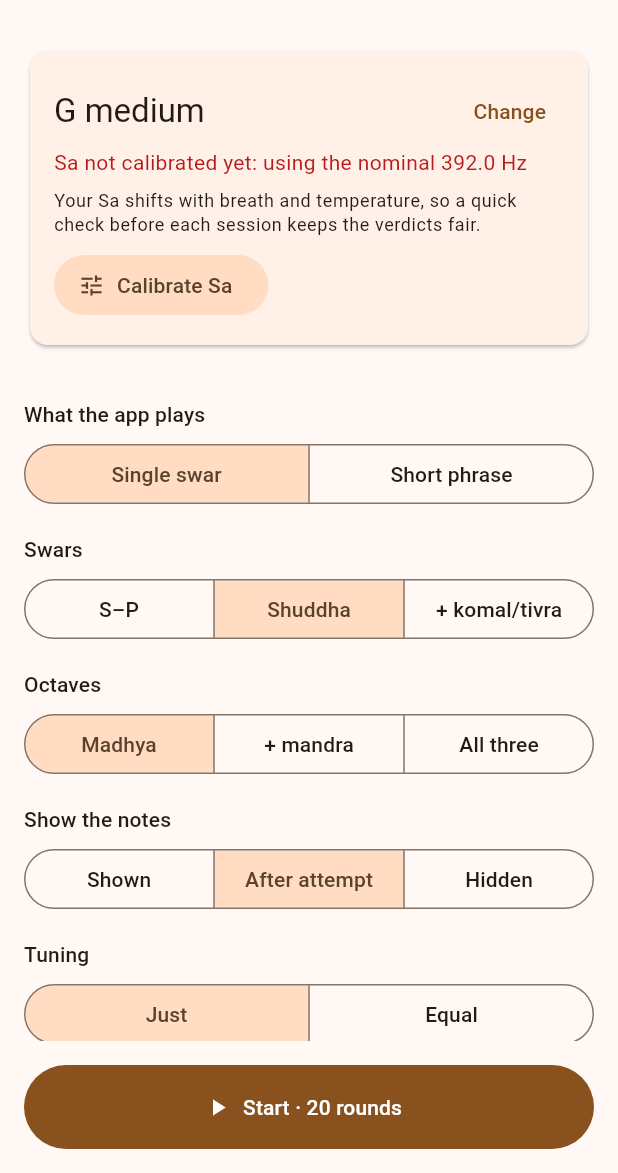
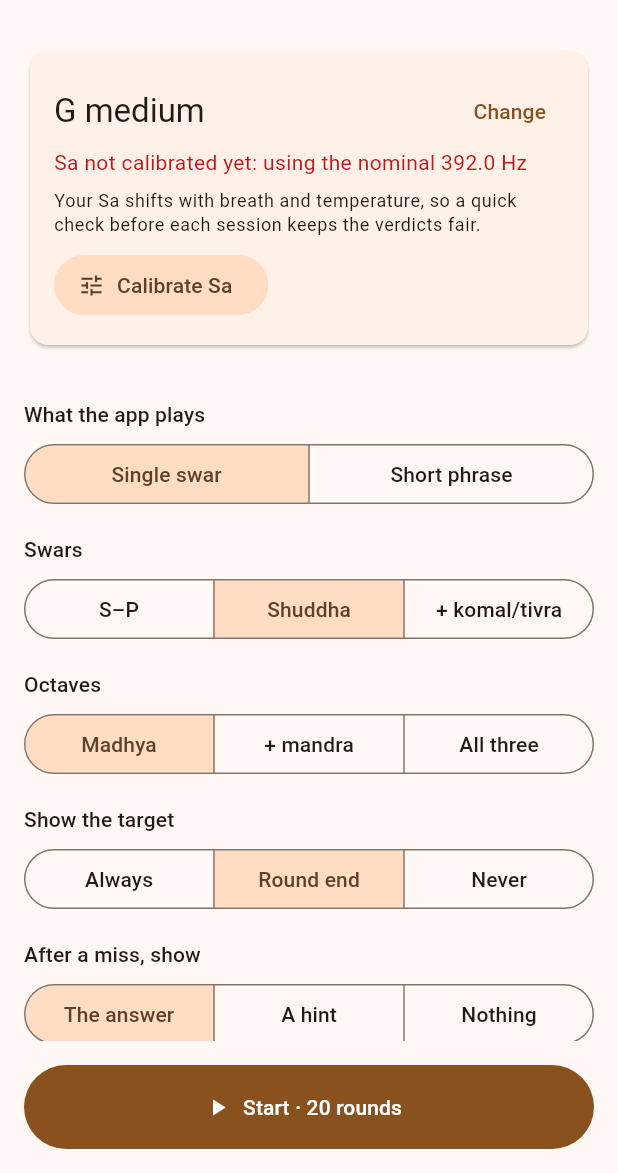
Before and after one commit to thesuyogshukla/aaroha, a Flutter app: the screen it shows after launch, on a phone screen of 412 x 824 dp, the part 63-1236 px from its top. Run offline on Flutter 3.47's test engine with Material 3 defaults, Android fonts, the phone set to English and light mode, and no system bars; our stand-ins replace drift, drift_flutter, flutter_riverpod, permission_handler; missing offline and left inert: dart:ffi; accounts and stored records are empty; generated files the repository leaves out were written again.

Commit message:
M2 plan and M2-A: hands-free practice
Plan (docs/08, D32): M2 is A hands-free practice, B Listen & name
(ear-only mode, moved up from v0.4), C smart drilling, D alankars and
raga mode, E a pitch trace on the verdict.

M2-A, so a session can run with both hands on the flute:
- After a miss: wait for the player, or retry automatically after a
  "Listening again in 3... 2... 1..." countdown (tap to pause), with an
  option to replay the call first.
- Give up after 2/3/5 misses (or never): reveal the answer and move on.
- After a miss, show the answer, a hint, or nothing. Hints never name a
  swar: "a little flat", "too low", "much too high", "an octave too low",
  and for phrases one arrow per note (aaroha_core hint.dart).
- "Show the target" (always / when the round ends / never) replaces
  "show the notes"; saved settings carry over (D33).

Co-Authored-By: Claude Opus 5.5 <noreply@anthropic.com>

```diff
--- a/app/lib/home/home_screen.dart
+++ b/app/lib/home/home_screen.dart
@@ -170,11 +170,40 @@ class _Options extends ConsumerWidget {
           settings.range,
           (v) => save(settings.copyWith(range: v)),
         ),
-        label('Show the notes'),
+        label('Show the target'),
         segments(
-          [for (final n in NotationDisplay.values) (n, n.label)],
-          settings.notation,
-          (v) => save(settings.copyWith(notation: v)),
+          [
+            (ShowTarget.always, 'Always'),
+            (ShowTarget.roundEnd, 'Round end'),
+            (ShowTarget.never, 'Never'),
+          ],
+          settings.showTarget,
+          (v) => save(settings.copyWith(showTarget: v)),
+        ),
+        label('After a miss, show'),
+        segments(
+          [for (final r in MissReveal.values) (r, r.label)],
+          settings.missReveal,
+          (v) => save(settings.copyWith(missReveal: v)),
+        ),
+        label('After a miss'),
+        segments(
+          [(MissAction.wait, 'Wait for me'), (MissAction.autoRetry, 'Retry by itself')],
+          settings.missAction,
+          (v) => save(settings.copyWith(missAction: v)),
+        ),
+        if (settings.missAction == MissAction.autoRetry)
+          SwitchListTile(
+            contentPadding: EdgeInsets.zero,
+            title: const Text('Replay the call before retrying'),
+            value: settings.replayBeforeRetry,
+            onChanged: (v) => save(settings.copyWith(replayBeforeRetry: v)),
+          ),
+        label('Give up and show the answer after'),
+        segments(
+          [(2, '2 misses'), (3, '3 misses'), (5, '5 misses'), (0, 'Never')],
+          settings.giveUpAfter,
+          (v) => save(settings.copyWith(giveUpAfter: v)),
         ),
         label('Tuning'),
         segments(
--- a/app/lib/practice/practice_screen.dart
+++ b/app/lib/practice/practice_screen.dart
@@ -71,6 +71,10 @@ class _PracticeScreenState extends ConsumerState<PracticeScreen> {
           actions: [TextButton(onPressed: controller.finish, child: const Text('End'))],
         ),
         body: SafeArea(
+          // During an automatic-retry countdown, a tap anywhere pauses it.
+          child: GestureDetector(
+            behavior: HitTestBehavior.translucent,
+            onTap: s.countdown == null ? null : controller.holdCountdown,
             child: Padding(
               padding: const EdgeInsets.all(24),
               child: Column(
@@ -86,21 +90,31 @@ class _PracticeScreenState extends ConsumerState<PracticeScreen> {
             ),
           ),
         ),
+      ),
     );
   }
 
-  /// The target, shown or hidden per the notation setting.
+  /// Whether the target's swars may be shown now (docs/08 M2-A).
+  bool _targetVisible(PracticeState s) {
+    final round = s.round!;
+    final result = s.lastResult;
+    final judged = s.phase == PracticePhase.verdict && result != null;
+    final missed = judged && !result.passed;
+    if (round.gaveUp || _revealed) return true;
+    return switch (s.settings.showTarget) {
+      ShowTarget.always => true,
+      ShowTarget.roundEnd => round.passed || (missed && s.settings.missReveal == MissReveal.answer),
+      ShowTarget.never => false,
+    };
+  }
+
+  /// The target: its swars, or one "?" per note while hidden.
   Widget _target(BuildContext context, PracticeState s) {
     final round = s.round!;
     final result = s.lastResult;
     final judged = s.phase == PracticePhase.verdict && result != null;
-    final show = switch (s.settings.notation) {
-      NotationDisplay.shown => true,
-      NotationDisplay.afterAttempt => judged || round.passed,
-      NotationDisplay.hidden => round.passed || _revealed,
-    };
     final scheme = Theme.of(context).colorScheme;
-    if (!show) {
+    if (!_targetVisible(s)) {
       return Column(
         children: [
           Wrap(
@@ -110,7 +124,7 @@ class _PracticeScreenState extends ConsumerState<PracticeScreen> {
                 Text('?', style: TextStyle(fontSize: 48, color: scheme.outline)),
             ],
           ),
-          if (judged && s.settings.notation == NotationDisplay.hidden)
+          if (judged)
             TextButton(
               onPressed: () => setState(() => _revealed = true),
               child: const Text('Reveal'),
@@ -171,8 +185,45 @@ class _PracticeScreenState extends ConsumerState<PracticeScreen> {
   Widget _verdict(BuildContext context, PracticeState s) {
     final theme = Theme.of(context);
     final result = s.lastResult!;
+    final round = s.round!;
     final script = s.settings.script;
-    final hidden = s.settings.notation == NotationDisplay.hidden && !s.round!.passed && !_revealed;
+    final hideNames = !_targetVisible(s);
+    final lines = <Widget>[];
+    Text line(String text, [TextStyle? style]) =>
+        Text(text, textAlign: TextAlign.center, style: style ?? theme.textTheme.titleMedium);
+
+    if (round.gaveUp) {
+      // The answer, with what was played, then on to the next round.
+      lines.add(line('The answer is shown above', theme.textTheme.titleMedium));
+      for (final n in result.notes) {
+        lines.add(line(_describe(n, script, hideTarget: false)));
+      }
+      lines.add(
+        line(
+          s.settings.autoAdvance ? 'Moving on…' : 'Tap Next to move on',
+          theme.textTheme.bodyMedium,
+        ),
+      );
+    } else if (result.passed || s.settings.missReveal == MissReveal.answer) {
+      for (final n in result.notes) {
+        lines.add(line(_describe(n, script, hideTarget: hideNames)));
+      }
+    } else if (s.settings.missReveal == MissReveal.hint) {
+      final tuning = s.settings.tuning.tuning;
+      final hints = [for (final n in result.notes) hintFor(n, tuning)];
+      if (round.target.length > 1) {
+        // One arrow per note: which way to move it.
+        lines.add(line(hints.map(hintArrow).join('   '), theme.textTheme.headlineMedium));
+      }
+      for (final h in hints) {
+        if (h is HintRight) continue;
+        lines.add(line(hintText(h)));
+      }
+    } else {
+      lines.add(line('Not quite'));
+    }
+
+    final countdown = s.countdown;
     return Column(
       children: [
         // A pass with some notes out of tune gets the in-between colour.
@@ -186,15 +237,12 @@ class _PracticeScreenState extends ConsumerState<PracticeScreen> {
               : theme.colorScheme.tertiary,
         ),
         const SizedBox(height: 12),
-        for (final n in result.notes)
-          Padding(
-            padding: const EdgeInsets.symmetric(vertical: 4),
-            child: Text(
-              _describe(n, script, hideTarget: hidden),
-              textAlign: TextAlign.center,
-              style: theme.textTheme.titleMedium,
-            ),
-          ),
+        for (final l in lines) Padding(padding: const EdgeInsets.symmetric(vertical: 4), child: l),
+        if (countdown != null) ...[
+          const SizedBox(height: 16),
+          Text('Listening again in $countdown…', style: theme.textTheme.titleLarge),
+          Text('Tap anywhere to pause', style: theme.textTheme.bodySmall),
+        ],
       ],
     );
   }
--- a/app/lib/practice/practice_settings.dart
+++ b/app/lib/practice/practice_settings.dart
@@ -8,13 +8,33 @@ enum PracticeMode {
   final String label;
 }
 
-/// When the target's notation is shown (docs/01-product.md).
-enum NotationDisplay {
-  shown('Shown'),
-  afterAttempt('After attempt'),
-  hidden('Hidden');
+/// When the target's notation is shown (docs/08 M2-A). With "After a miss,
+/// show: the answer", a miss also reveals it.
+enum ShowTarget {
+  always('Always'),
+  roundEnd('When the round ends'),
+  never('Never');
 
-  const NotationDisplay(this.label);
+  const ShowTarget(this.label);
+  final String label;
+}
+
+/// What happens after a missed attempt (M2-A).
+enum MissAction {
+  wait('Wait for me'),
+  autoRetry('Try again automatically');
+
+  const MissAction(this.label);
+  final String label;
+}
+
+/// What a missed attempt reveals (M2-A).
+enum MissReveal {
+  answer('The answer'),
+  hint('A hint'),
+  nothing('Nothing');
+
+  const MissReveal(this.label);
   final String label;
 }
 
@@ -36,13 +56,13 @@ enum TuningChoice {
   final Tuning tuning;
 }
 
-/// Settings from docs/01-product.md that v0.1 uses.
+/// Practice settings (docs/01-product.md).
 class PracticeSettings {
   const PracticeSettings({
     this.mode = PracticeMode.single,
     this.swarSet = SwarSet.shuddha,
     this.range = SaptakRange.madhya,
-    this.notation = NotationDisplay.afterAttempt,
+    this.showTarget = ShowTarget.roundEnd,
     this.script = Script.latin,
     this.toleranceCents = 25,
     this.octaveMustMatch = true,
@@ -53,12 +73,16 @@ class PracticeSettings {
     this.saveSessionAudio = true,
     this.tuning = TuningChoice.just,
     this.strictIntonation = false,
+    this.missAction = MissAction.wait,
+    this.replayBeforeRetry = true,
+    this.giveUpAfter = 3,
+    this.missReveal = MissReveal.answer,
   });
 
   final PracticeMode mode;
   final SwarSet swarSet;
   final SaptakRange range;
-  final NotationDisplay notation;
+  final ShowTarget showTarget;
   final Script script;
   final double toleranceCents;
   final bool octaveMustMatch;
@@ -77,6 +101,15 @@ class PracticeSettings {
   /// Off: the right swar passes even when out of tune (ear first, D31).
   final bool strictIntonation;
 
+  final MissAction missAction;
+
+  /// With automatic retries: play the call again before listening.
+  final bool replayBeforeRetry;
+
+  /// Misses before the answer is revealed and the round ends; 0 = never.
+  final int giveUpAfter;
+  final MissReveal missReveal;
+
   JudgeSettings judge(int sampleRate) => JudgeSettings(
     toleranceCents: toleranceCents,
     octaveMustMatch: octaveMustMatch,
@@ -89,7 +122,7 @@ class PracticeSettings {
     PracticeMode? mode,
     SwarSet? swarSet,
     SaptakRange? range,
-    NotationDisplay? notation,
+    ShowTarget? showTarget,
     Script? script,
     double? toleranceCents,
     bool? octaveMustMatch,
@@ -100,11 +133,15 @@ class PracticeSettings {
     bool? saveSessionAudio,
     TuningChoice? tuning,
     bool? strictIntonation,
+    MissAction? missAction,
+    bool? replayBeforeRetry,
+    int? giveUpAfter,
+    MissReveal? missReveal,
   }) => PracticeSettings(
     mode: mode ?? this.mode,
     swarSet: swarSet ?? this.swarSet,
     range: range ?? this.range,
-    notation: notation ?? this.notation,
+    showTarget: showTarget ?? this.showTarget,
     script: script ?? this.script,
     toleranceCents: toleranceCents ?? this.toleranceCents,
     octaveMustMatch: octaveMustMatch ?? this.octaveMustMatch,
@@ -115,13 +152,17 @@ class PracticeSettings {
     saveSessionAudio: saveSessionAudio ?? this.saveSessionAudio,
     tuning: tuning ?? this.tuning,
     strictIntonation: strictIntonation ?? this.strictIntonation,
+    missAction: missAction ?? this.missAction,
+    replayBeforeRetry: replayBeforeRetry ?? this.replayBeforeRetry,
+    giveUpAfter: giveUpAfter ?? this.giveUpAfter,
+    missReveal: missReveal ?? this.missReveal,
   );
 
   Map<String, dynamic> toJson() => {
     'mode': mode.name,
     'swarSet': swarSet.name,
     'range': range.name,
-    'notation': notation.name,
+    'showTarget': showTarget.name,
     'script': script.name,
     'toleranceCents': toleranceCents,
     'octaveMustMatch': octaveMustMatch,
@@ -132,6 +173,10 @@ class PracticeSettings {
     'saveSessionAudio': saveSessionAudio,
     'tuning': tuning.name,
     'strictIntonation': strictIntonation,
+    'missAction': missAction.name,
+    'replayBeforeRetry': replayBeforeRetry,
+    'giveUpAfter': giveUpAfter,
+    'missReveal': missReveal.name,
   };
 
   factory PracticeSettings.fromJson(Map<String, dynamic> j) {
@@ -142,7 +187,14 @@ class PracticeSettings {
       mode: byName(PracticeMode.values, j['mode'], d.mode),
       swarSet: byName(SwarSet.values, j['swarSet'], d.swarSet),
       range: byName(SaptakRange.values, j['range'], d.range),
-      notation: byName(NotationDisplay.values, j['notation'], d.notation),
+      // Before M2-A this was "notation": shown / afterAttempt / hidden.
+      showTarget: j['showTarget'] != null
+          ? byName(ShowTarget.values, j['showTarget'], d.showTarget)
+          : switch (j['notation']) {
+              'shown' => ShowTarget.always,
+              'hidden' => ShowTarget.never,
+              _ => d.showTarget,
+            },
       script: byName(Script.values, j['script'], d.script),
       toleranceCents: (j['toleranceCents'] as num?)?.toDouble() ?? d.toleranceCents,
       octaveMustMatch: j['octaveMustMatch'] as bool? ?? d.octaveMustMatch,
@@ -153,6 +205,19 @@ class PracticeSettings {
       saveSessionAudio: j['saveSessionAudio'] as bool? ?? d.saveSessionAudio,
       tuning: byName(TuningChoice.values, j['tuning'], d.tuning),
       strictIntonation: j['strictIntonation'] as bool? ?? d.strictIntonation,
+      missAction: byName(MissAction.values, j['missAction'], d.missAction),
+      replayBeforeRetry: j['replayBeforeRetry'] as bool? ?? d.replayBeforeRetry,
+      giveUpAfter: j['giveUpAfter'] as int? ?? d.giveUpAfter,
+      missReveal: byName(MissReveal.values, j['missReveal'], d.missReveal),
     );
   }
 }
+
+/// What the round loop does after a missed attempt (docs/08 M2-A).
+enum MissStep { wait, autoRetry, giveUp }
+
+/// [misses] counts this round's failed attempts, including the one just judged.
+MissStep afterMiss(int misses, PracticeSettings settings) {
+  if (settings.giveUpAfter > 0 && misses >= settings.giveUpAfter) return MissStep.giveUp;
+  return settings.missAction == MissAction.autoRetry ? MissStep.autoRetry : MissStep.wait;
+}
--- a/packages/aaroha_core/lib/aaroha_core.dart
+++ b/packages/aaroha_core/lib/aaroha_core.dart
@@ -1,6 +1,7 @@
 /// Pure Dart music model and evaluation for Aaroha.
 library;
 
+export 'src/eval/hint.dart';
 export 'src/eval/judge.dart';
 export 'src/eval/pitch_frame.dart';
 export 'src/eval/segmenter.dart';
```
Also changed, not shown: app/lib/practice/practice_controller.dart (+71 -7 lines), packages/aaroha_core/lib/src/eval/hint.dart (added, +90 -0 lines), 6 other files. Lines whose indentation alone changed are shown as unchanged.
